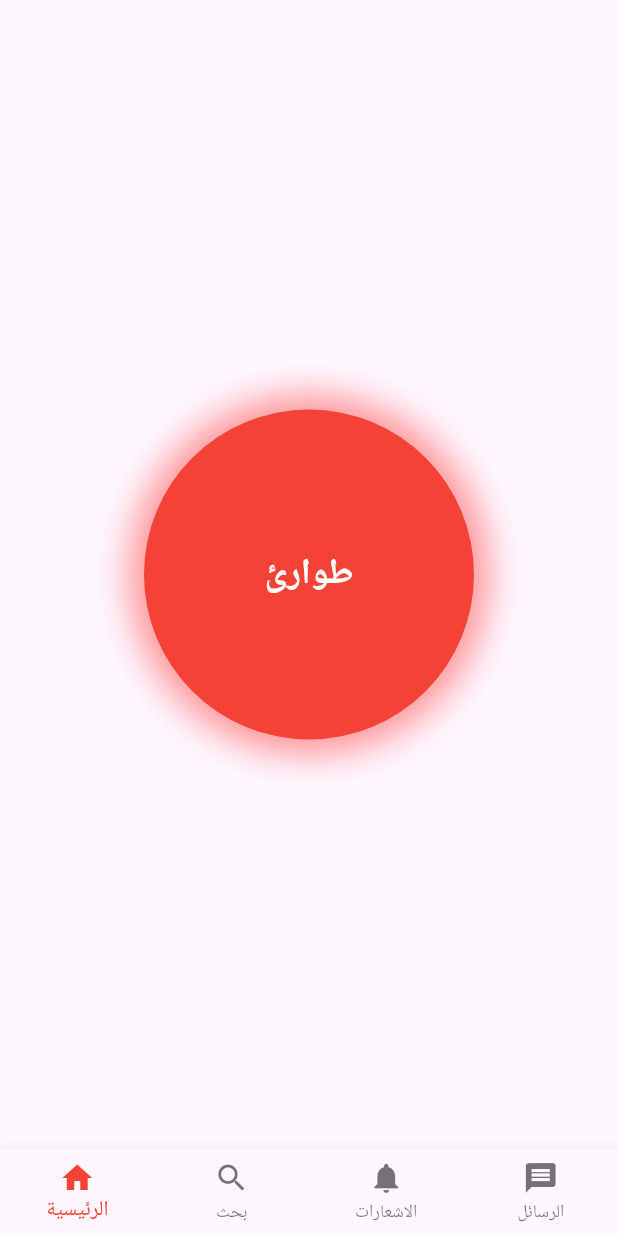
After one commit to ahmedezz012/reachaid, a Flutter app: the BottomNavScreen screen opened directly, after a tap on "طوارئ", on a phone screen of 412 x 824 dp. The commit adds this screen. Run offline on Flutter 3.47's test engine with Material 3 defaults, Android fonts, the phone set to English and light mode, and no system bars; our stand-ins replace country_code_picker, geolocator.

Commit message:
handle bottom navigation and home with emergency button

```diff
--- /dev/null
+++ b/lib/presentation/ui/bottom-nav-screen.dart
@@ -0,0 +1,57 @@
+import 'package:flutter/material.dart';
+
+import 'user-home/emergency-screen.dart';
+
+
+class BottomNavScreen extends StatefulWidget {
+  @override
+  _BottomNavScreenState createState() => _BottomNavScreenState();
+}
+
+class _BottomNavScreenState extends State<BottomNavScreen> {
+  int _selectedIndex = 0;
+
+  static List<Widget> _screens = <Widget>[
+    EmergencyScreen(),
+    const Center(child: Text('Search Screen', style: TextStyle(fontSize: 24))),
+    const Center(child: Text('Notification Screen', style: TextStyle(fontSize: 24))),
+    const Center(child: Text('Messages Screen', style: TextStyle(fontSize: 24))),
+  ];
+
+  void _onItemTapped(int index) {
+    setState(() {
+      _selectedIndex = index;
+    });
+  }
+
+  @override
+  Widget build(BuildContext context) {
+    return Scaffold(
+      body: _screens[_selectedIndex],
+      bottomNavigationBar: BottomNavigationBar(
+        type: BottomNavigationBarType.fixed,
+        currentIndex: _selectedIndex,
+        onTap: _onItemTapped,
+        selectedItemColor: Colors.red,
+        items: const [
+          BottomNavigationBarItem(
+            icon: Icon(Icons.home),
+            label: 'الرئيسية',
+          ),
+          BottomNavigationBarItem(
+            icon: Icon(Icons.search),
+            label: 'بحث',
+          ),
+          BottomNavigationBarItem(
+            icon: Icon(Icons.notifications),
+            label: 'الاشعارات',
+          ),
+          BottomNavigationBarItem(
+            icon: Icon(Icons.message),
+            label: 'الرسائل',
+          ),
+        ],
+      ),
+    );
+  }
+}
--- a/lib/presentation/ui/register-user.dart
+++ b/lib/presentation/ui/register-user.dart
@@ -1,6 +1,6 @@
 import 'package:flutter/material.dart';
 import 'package:country_code_picker/country_code_picker.dart';
-
+import 'bottom-nav-screen.dart';
 import '../components/rounded-corner-button.dart';
 
 class RegisterUserScreen extends StatefulWidget {
@@ -47,7 +47,7 @@ class _RegisterUserScreenState extends State<RegisterUserScreen> {
                         });
                       },
                       initialSelection: 'PS',
-                      favorite: const ['IL','PS'],
+                      favorite: const ['IL', 'PS'],
                       showCountryOnly: false,
                       showOnlyCountryWhenClosed: false,
                       alignLeft: false,
@@ -87,6 +87,7 @@ class _RegisterUserScreenState extends State<RegisterUserScreen> {
                     return null;
                   },
                   onSaved: (value) => _password = value,
+                  onChanged: (value) => _password = value,
                 ),
                 const SizedBox(height: 16),
 
@@ -201,6 +202,12 @@ class _RegisterUserScreenState extends State<RegisterUserScreen> {
                       onPressed: () {
                         if (_formKey.currentState!.validate()) {
                           _formKey.currentState!.save();
+                          Navigator.pushAndRemoveUntil(
+                            context,
+                            MaterialPageRoute(
+                                builder: (context) => BottomNavScreen()),
+                            (Route<dynamic> route) => false,
+                          );
                           // Process the registration data
                           print('Mobile Number: $_countryCode $_mobileNumber');
                           print('Password: $_password');
--- /dev/null
+++ b/lib/presentation/ui/user-home/emergency-screen.dart
@@ -0,0 +1,100 @@
+import 'package:flutter/material.dart';
+import 'package:geolocator/geolocator.dart';
+
+class EmergencyScreen extends StatefulWidget {
+  @override
+  _EmergencyScreenState createState() => _EmergencyScreenState();
+}
+
+class _EmergencyScreenState extends State<EmergencyScreen> {
+  final EmergencyViewModel viewModel = EmergencyViewModel();
+
+  Future<void> _handleEmergency() async {
+    bool serviceEnabled;
+    LocationPermission permission;
+
+    // Check if location service is enabled
+    serviceEnabled = await Geolocator.isLocationServiceEnabled();
+    if (!serviceEnabled) {
+      ScaffoldMessenger.of(context).showSnackBar(
+        SnackBar(content: Text('Location services are disabled')),
+      );
+      return;
+    }
+
+    // Check permission
+    permission = await Geolocator.checkPermission();
+
+    if (permission == LocationPermission.denied) {
+      permission = await Geolocator.requestPermission();
+      if (permission == LocationPermission.denied) {
+        ScaffoldMessenger.of(context).showSnackBar(
+          SnackBar(content: Text('Location permission denied')),
+        );
+        return;
+      }
+    }
+
+    if (permission == LocationPermission.deniedForever) {
+      ScaffoldMessenger.of(context).showSnackBar(
+        SnackBar(content: Text('Location permission permanently denied')),
+      );
+      return;
+    }
+
+    // If permission granted, get location
+    Position position = await Geolocator.getCurrentPosition(
+      desiredAccuracy: LocationAccuracy.high,
+    );
+
+    viewModel.sendLocation(position.latitude, position.longitude);
+
+    ScaffoldMessenger.of(context).showSnackBar(
+      SnackBar(content: Text('Emergency location sent!')),
+    );
+  }
+
+  @override
+  Widget build(BuildContext context) {
+    return Scaffold(
+      body: Center(
+        child: GestureDetector(
+          onTap: _handleEmergency,
+          child: Container(
+            width: 220,
+            height: 220,
+            decoration: BoxDecoration(
+              color: Colors.red,
+              shape: BoxShape.circle,
+              boxShadow: [
+                BoxShadow(
+                  color: Colors.redAccent.withOpacity(0.6),
+                  spreadRadius: 10,
+                  blurRadius: 20,
+                ),
+              ],
+            ),
+            child: Center(
+              child: Text(
+                'طوارئ',
+                style: TextStyle(
+                  color: Colors.white,
+                  fontSize: 24,
+                  fontWeight: FontWeight.bold,
+                  letterSpacing: 1.5,
+                ),
+              ),
+            ),
+          ),
+        ),
+      ),
+    );
+  }
+}
+
+class EmergencyViewModel {
+  void sendLocation(double lat, double lon) {
+    // Replace this with real API logic
+    print('Sending location to API: lat=$lat, lon=$lon');
+  }
+}
--- /dev/null
+++ b/lib/presentation/ui/user-home/emergency-viewmodel.dart
@@ -0,0 +1,6 @@
+class EmergencyViewModel {
+  void sendLocation(double lat, double lon) {
+    // Replace this with real API call
+    print('Sending location: Lat: $lat, Lon: $lon');
+  }
+}
--- a/pubspec.yaml
+++ b/pubspec.yaml
@@ -30,8 +30,9 @@ environment:
 dependencies:
   flutter:
     sdk: flutter
-
-
+  geolocator: ^14.0.0
+dependency_overrides:
+  geolocator_android: 4.6.1
   # The following adds the Cupertino Icons font to your application.
   # Use with the CupertinoIcons class for iOS style icons.
   cupertino_icons: ^1.0.8
```
Also changed, not shown: 2 other files.
